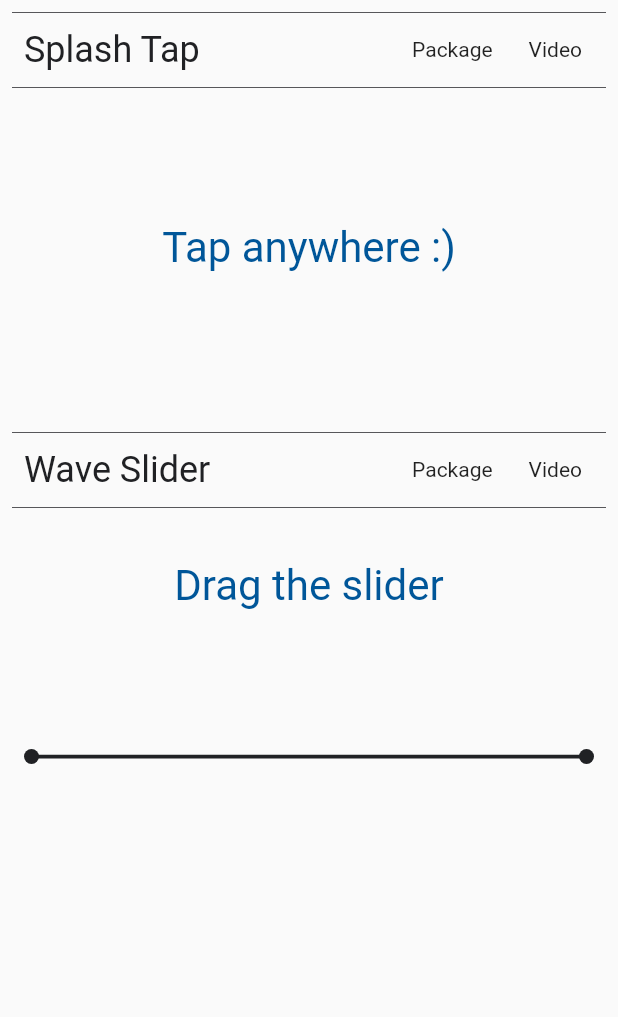
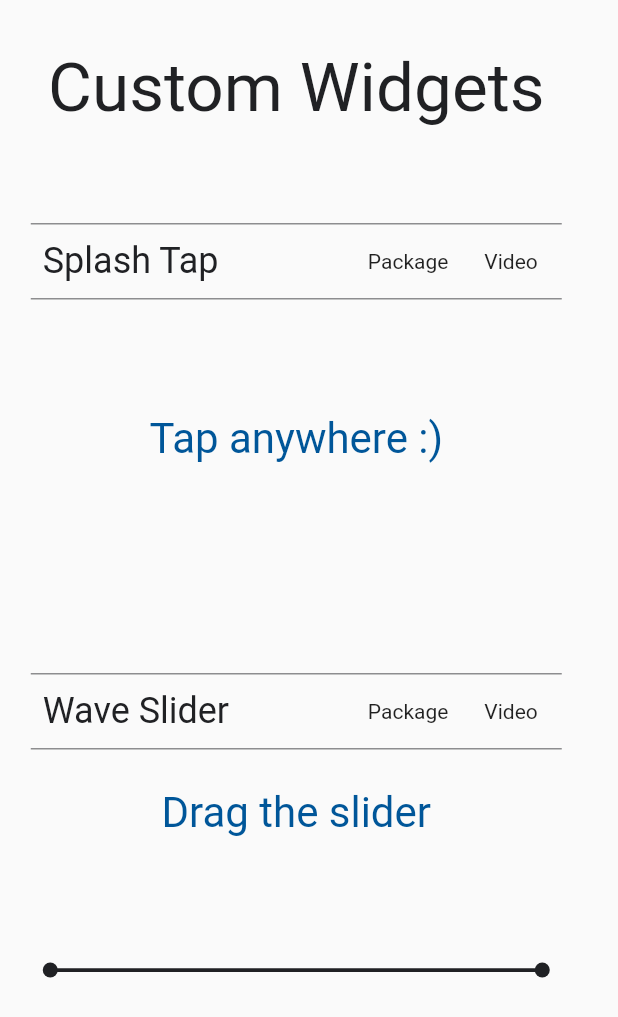
Before and after one commit to funwithflutter/fun-with-flutter-website, a Flutter app: the CustomWidgets widget shown alone on an empty page, opened directly, on a phone screen of 412 x 824 dp. Shown: the top 1017 px of the screen. Run offline on Flutter 3.47's test engine with Material 2 defaults, Android fonts, the phone set to English and light mode, and no system bars; our stand-ins replace animated_text_kit, bloc, equatable, flutter_bloc; missing offline and left inert: dart:html, flutter_web, flutter_web_ui; network calls fail; Roboto replaces fonts that are missing (OpenSans, WorkSans).

Commit message:
Custom widgets page layout.

```diff
--- a/lib/components/post_card.dart
+++ b/lib/components/post_card.dart
@@ -30,7 +30,9 @@
           padding = 16;
         });
       },
-      child: Padding(
+      child: AnimatedPadding(
+        duration: Duration(milliseconds: 100),
+        curve: Curves.easeIn,
         padding: EdgeInsets.all(padding),
         child: Card(
           child: Container(
--- a/lib/screens/custom_widgets/custom_widgets.dart
+++ b/lib/screens/custom_widgets/custom_widgets.dart
@@ -10,8 +10,16 @@
       child: SingleChildScrollView(
         child: Column(
           crossAxisAlignment: CrossAxisAlignment.center,
+          mainAxisSize: MainAxisSize.max,
           mainAxisAlignment: MainAxisAlignment.spaceEvenly,
           children: <Widget>[
+            Padding(
+              padding: const EdgeInsets.all(32.0),
+              child: Text(
+                'Custom Widgets',
+                style: Theme.of(context).textTheme.display2.copyWith(color: fadedBlack),
+              ),
+            ),
             _CustomWidget(
               title: 'Splash Tap',
               child: SplashTapWidget(),
@@ -46,7 +54,7 @@
     return LimitedBox(
       maxHeight: 300,
       child: Padding(
-        padding: const EdgeInsets.all(8),
+        padding: const EdgeInsets.symmetric(horizontal: 8, vertical: 32),
         child: AspectRatio(
           aspectRatio: 3 / 2,
           child: Container(
```
Also changed, not shown: lib/screens/home/home_screen.dart (+61 -4 lines).
